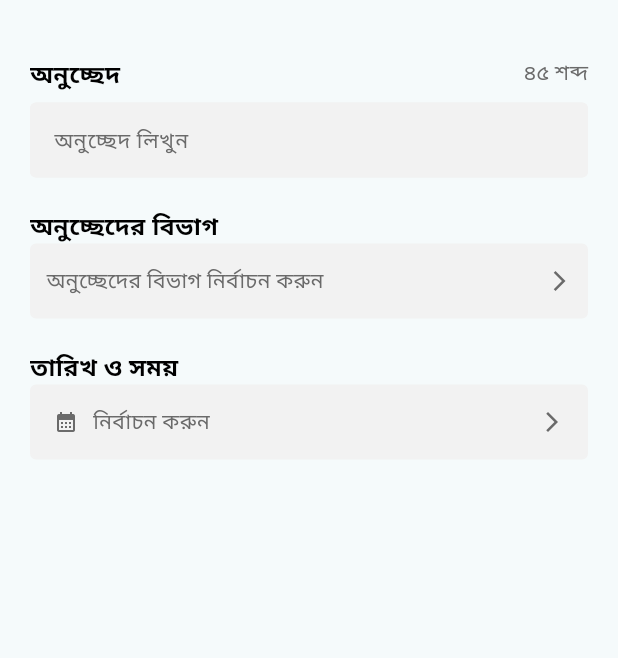
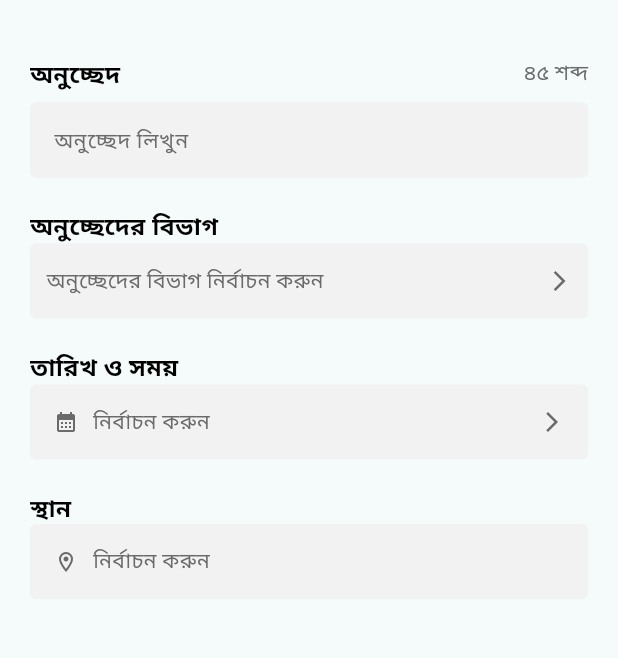
Before and after one commit to mdminhaziftekhar/Demo-Govt.-management-application-, a Flutter app: the AddNewScreen screen opened by its route, on a phone screen of 412 x 824 dp, the part 58-716 px from its top. Run offline on Flutter 3.47's test engine with Material 3 defaults, Android fonts, the phone set to English and light mode, and no system bars; our stand-ins replace dio, get, objectbox; missing offline and left inert: dart:ffi; generated files the repository leaves out were written again; network calls fail.

Commit message:
<feature><location picker field> "location picker field"

```diff
--- a/lib/pages/add_new/controller/add_controller.dart
+++ b/lib/pages/add_new/controller/add_controller.dart
@@ -5,6 +5,7 @@ class AddController extends GetxController {
   AddNewModel model = AddNewModel();
 
   RxString selectedCategory = ''.obs;
+  RxString selectedLocation = ''.obs;
 
   RxString pickedDate = "".obs;
 
--- a/lib/pages/add_new/view/add_new.dart
+++ b/lib/pages/add_new/view/add_new.dart
@@ -1,4 +1,5 @@
 import 'dart:ffi';
+import 'dart:math';
 
 import 'package:flutter/material.dart';
 import 'package:flutter/services.dart';
@@ -30,13 +31,74 @@ class AddNewScreen extends StatelessWidget {
               _categoryWidget(context),
               20.ph,
               _dateWidget(context),
-
+              20.ph,
+              _locationWidget(context),
             ],
           ),
         ),
       ),
     );
   }
+
+   Widget _locationWidget(BuildContext context) {
+     return Column(
+       crossAxisAlignment: CrossAxisAlignment.start,
+       children: [
+         Text(
+           'স্থান',
+           style: TextStyle(fontSize: 16, fontWeight: FontWeight.w700, color: Colors.black),
+         ),
+         GestureDetector(
+           onTap: () async {
+             String? locationName = await _selectLocation();
+             if (locationName != null) {
+               addController.selectedLocation.value = locationName;
+             }
+           },
+           child: Obx(() => Container(
+             height: 50,
+             padding: EdgeInsets.symmetric(vertical: 10, horizontal: 15),
+             decoration: BoxDecoration(
+               color: const Color(0xffF2F2F2),
+               borderRadius: BorderRadius.circular(4.0),
+               border: Border.all(color: const Color(0xffF2F2F2)),
+             ),
+             child: Row(
+               children: [
+                 Icon(
+                   Icons.location_on_outlined,
+                   color: Color(0xff6A6A6A),
+                   size: 16,
+                 ),
+                 SizedBox(width: 10),
+                 Text(
+                   addController.selectedLocation.value.isNotEmpty
+                       ? addController.selectedLocation.value
+                       : 'নির্বাচন করুন',
+                   style: TextStyle(
+                     color: addController.selectedLocation.value.isNotEmpty
+                         ? const Color(0xff202020)
+                         : const Color(0xff6A6A6A),
+                     fontSize: 14,
+                     fontWeight: FontWeight.w400,
+                   ),
+                 ),
+               ],
+             ),
+           )),
+         ),
+       ],
+     );
+   }
+
+
+   String _selectLocation() {
+     List<String> countries = ['Bangladesh', 'India', 'Pakistan', 'Bhutan'];
+     Random random = Random();
+     int index = random.nextInt(countries.length);
+     return countries[index];
+   }
+
   Widget _dateWidget(BuildContext context) {
     return  Column(
       crossAxisAlignment: CrossAxisAlignment.start,
--- a/lib/pages/calendar/view/calendar.dart
+++ b/lib/pages/calendar/view/calendar.dart
@@ -217,6 +217,7 @@ class CalendarScreen extends StatelessWidget {
          Navigator.pushNamed(context, '/add_new').then((value){
            addController.selectedCategory.value = '';
            addController.pickedDate.value = '';
+           addController.selectedLocation.value = '';
          });
        },
        child: Container(
```
